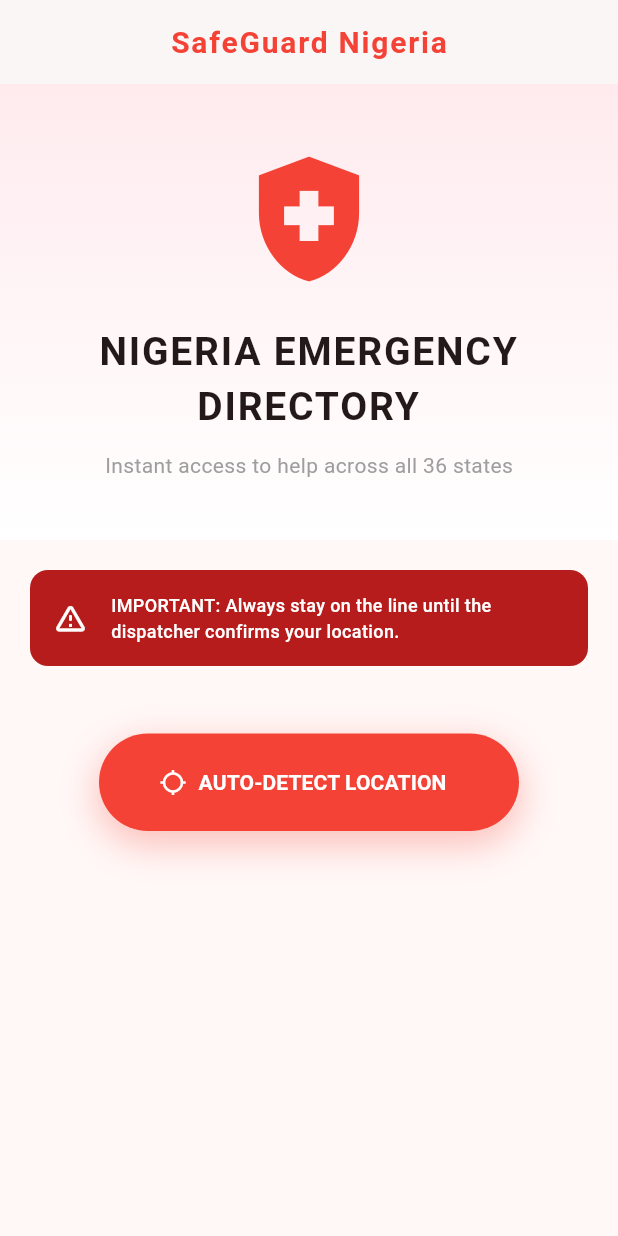
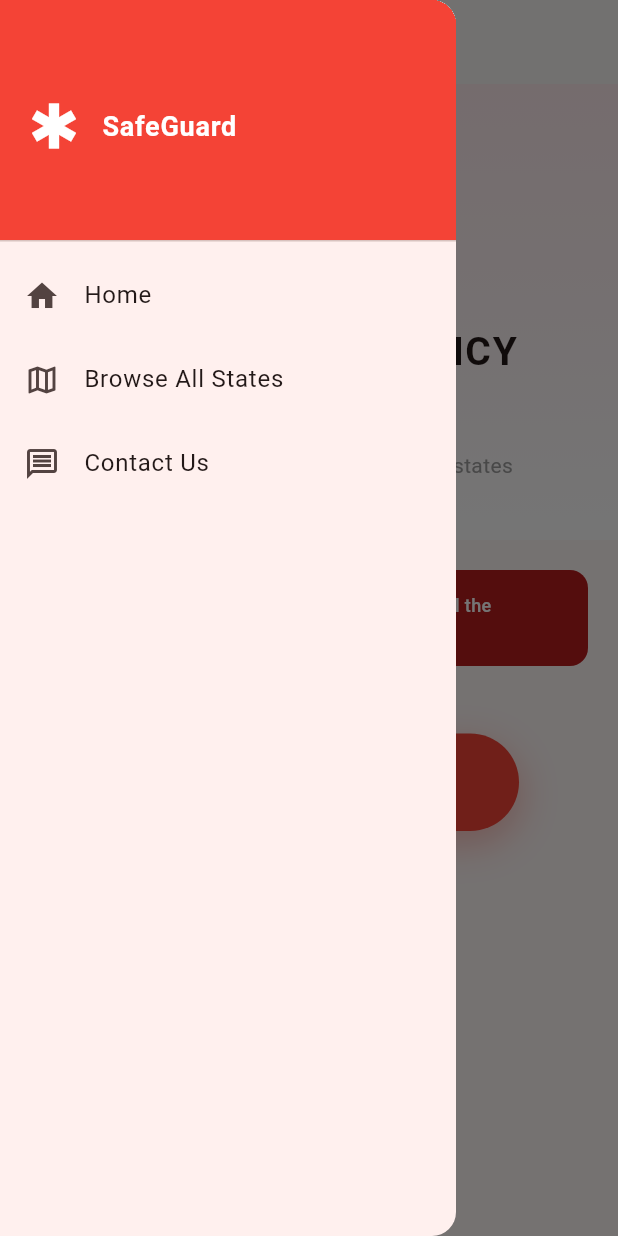
Before and after one commit to AyoAjani05/Safe_Guard, a Flutter app: the screen it shows after launch, with the side drawer open (before the commit the screen has no drawer), on a phone screen of 412 x 824 dp. Run offline on Flutter 3.47's test engine with Material 3 defaults, Android fonts, the phone set to English and light mode, and no system bars; Roboto replaces fonts that are missing (Montserrat).

Commit message:
feat: implement side drawer and contact us screens
Added a custom screen and integrated navigation logic into the home page drawer.

```diff
--- a/dart/lib/screens/home_page.dart
+++ b/dart/lib/screens/home_page.dart
@@ -3,6 +3,7 @@ import 'package:http/http.dart' as http;
 import 'dart:convert';
 import 'state_selection_screen.dart';
 import 'state_detail_screen.dart';
+import 'contact_us_screen.dart';
 
 class HomePage extends StatefulWidget {
   const HomePage({super.key});
@@ -91,12 +92,13 @@ class _HomePageState extends State<HomePage> {
     return Scaffold(
       appBar: AppBar(
         title: const Text("SafeGuard Nigeria",
-        style: TextStyle(color: Colors.red, fontWeight: FontWeight.bold)),
+        style: TextStyle(color: Colors.red, fontWeight: FontWeight.w900)),
         centerTitle: true,
         backgroundColor: Colors.white,
         elevation: 1,
         iconTheme: const IconThemeData(color: Colors.red)
       ),
+      drawer: _buildAppDrawer(),
       body: Stack(
         children: [
           SingleChildScrollView(
@@ -174,4 +176,20 @@ class _HomePageState extends State<HomePage> {
       ),
     );
   }
+
+  Widget _buildAppDrawer() {
+    return Drawer(
+      child: ListView(
+        padding: EdgeInsets.zero,
+        children: [
+          const DrawerHeader(decoration: BoxDecoration(color: Colors.red), child: Row(crossAxisAlignment: CrossAxisAlignment.center, mainAxisAlignment: MainAxisAlignment.start, children: [Icon(Icons.emergency, color: Colors.white, size: 40),SizedBox(width: 12), Text('SafeGuard', style: TextStyle(color: Colors.white,fontSize: 18,fontWeight: FontWeight.bold,fontFamily: 'Montserrat',),),],),),
+          ListTile(leading: const Icon(Icons.home), title: const Text('Home'), onTap: () => Navigator.pop(context)),
+          ListTile(leading: const Icon(Icons.map_outlined), title: const Text('Browse All States'), onTap: () { Navigator.pop(context); Navigator.push(context, MaterialPageRoute(builder: (context) => const StateSelectionScreen())); }),
+          // ListTile(leading: const Icon(Icons.health_and_safety_outlined), title: const Text('Crisis Response Guide'), onTap: () { Navigator.pop(context); Navigator.push(context, MaterialPageRoute(builder: (context) => const InfographicsScreen())); }),
+          ListTile(leading: const Icon(Icons.message_outlined), title: const Text('Contact Us'), onTap: () { Navigator.pop(context); Navigator.push(context, MaterialPageRoute(builder: (context) => const ContactUsScreen())); }),
+          // ListTile(leading: const Icon(Icons.info_outline), title: const Text('About Us'), onTap: () { Navigator.pop(context); Navigator.push(context, MaterialPageRoute(builder: (context) => const AboutUsScreen())); }),
+        ],
+      ),
+    );
+  }
 }
```
